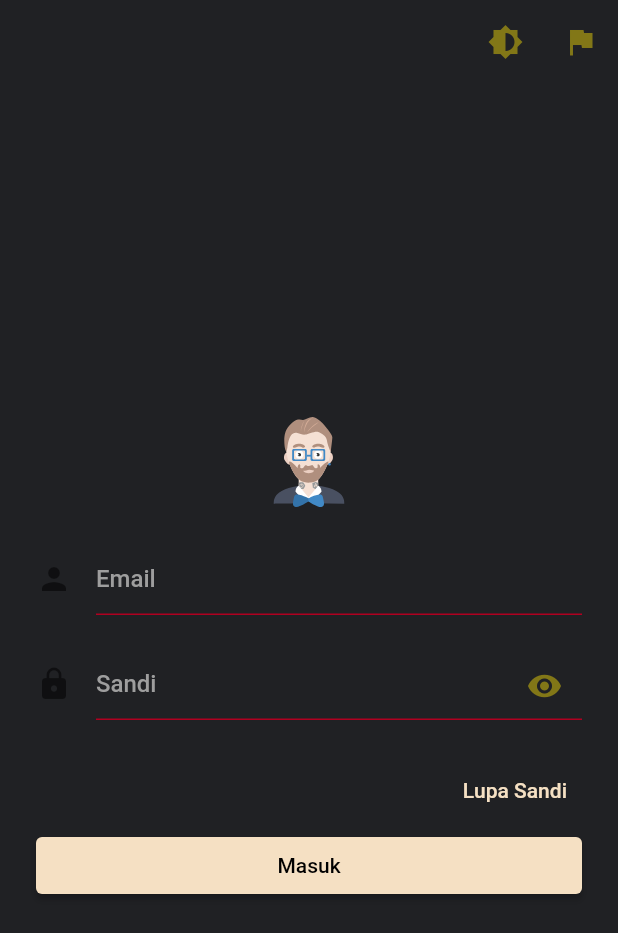
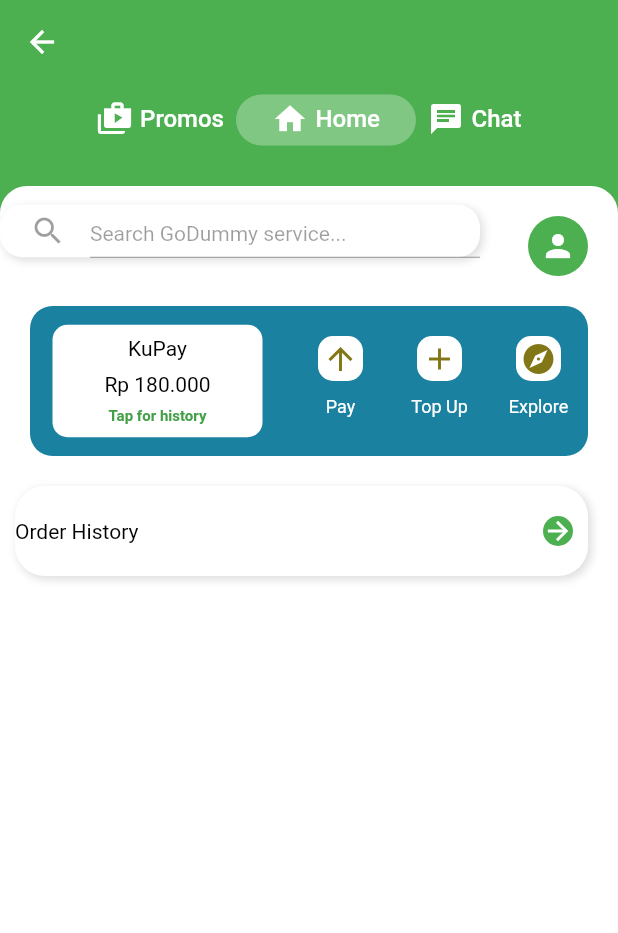
Before and after one commit to bhangun/kutilang-example, a Flutter app: the screen it shows after launch, after a tap on the "brightness 6" icon, on a phone screen of 412 x 824 dp. Shown: the top 933 px of the screen. Run offline on Flutter 3.47's test engine with Material 2 defaults, Android fonts, the phone set to English and light mode, and no system bars; our stand-ins replace another_flushbar, bloc, connectivity, dio, equatable, flutter_bloc and 5 more; missing offline and left inert: biometric_storage, f_logs, xxtea; accounts and stored records are empty; statements that could not run were skipped.

Commit message:
add sample module

```diff
--- a/lib/main.dart
+++ b/lib/main.dart
@@ -15,7 +15,6 @@
 import 'package:flutter/material.dart';
 import 'package:flutter_bloc/flutter_bloc.dart';
 import 'package:kutilang_example/bloc/app_bloc/app_state.dart';
-import 'package:logging/logging.dart';
 import 'bloc/app_bloc/app_bloc.dart';
 import 'bloc/auth_bloc/auth.dart';
 import 'bloc/locale_cubit.dart';
@@ -30,20 +29,20 @@ import 'package:flutter_localizations/flutter_localizations.dart';
 
 
 void main() {
+  // Initialized
   WidgetsFlutterBinding.ensureInitialized();
+
+  // Register all module
   ModulesRegistry();
+
+  // Register observer config
   Bloc.observer = KutBlocObserver();
 
-  Logger.root.level = Level.ALL; // defaults to Level.INFO
-  Logger.root.onRecord.listen((record) {
-    print(
-        '${record.time}-(${record.level.name}) (${record.loggerName}): ${record.message} ${record.object}');
-  });
+  // Run main app
   runApp(KutilangApp());
 }
 
 class KutilangApp extends StatelessWidget {
-  final log = Logger('main');
   @override
   Widget build(BuildContext context) {
     return MultiBlocProvider(
--- /dev/null
+++ b/lib/modules/godummy/data/dummy.dart
@@ -0,0 +1,3 @@
+var data = [
+
+];
--- /dev/null
+++ b/lib/modules/godummy/go_module.dart
@@ -0,0 +1,46 @@
+import 'package:flutter_bloc/flutter_bloc.dart';
+import 'package:kutilang_example/models/module.dart';
+import 'package:kutilang_example/services/apps_routes.dart';
+import 'package:kutilang_example/bloc/theme_cubit.dart';
+
+import '../../utils/routes.dart';
+import 'go_routes.dart';
+
+class GoModule implements Module {
+  @override
+  String? name = 'Main';
+
+  @override
+  pages() {
+    return [
+      Page(title: 'User Detail', route: GoRoutes.KoHome),
+      Page(title: 'User Form', route: GoRoutes.KojekHome),
+      Page(title: 'User Form', route: GoRoutes.KoPayHome),
+      Page(title: 'User Form', route: GoRoutes.KoSendHome),
+      Page(title: 'User Form', route: GoRoutes.KoShopHome),
+      Page(
+          title: 'User List',
+          route: GoRoutes.KoMartHome,
+          showInDrawer: true,
+          showInHome: true)
+    ];
+  }
+
+  @override
+  services() {}
+
+  @override
+  List<BlocProvider> providers() {
+    return [
+      BlocProvider(
+        create: (_) => ThemeCubit(),
+      ),
+
+    ];
+  }
+
+  @override
+  void routes() {
+    RoutesService.addRoutes(GoRoutes.routes);
+  }
+}
--- /dev/null
+++ b/lib/modules/godummy/pages/ko_home.dart
@@ -0,0 +1,258 @@
+import 'package:flutter/material.dart';
+
+class KoHome extends StatelessWidget {
+  const KoHome({Key? key}) : super(key: key);
+
+  @override
+  Widget build(BuildContext context) {
+    return DraggableScrollableSheet(
+        initialChildSize: 1.0,
+        minChildSize: 0.3,
+        maxChildSize: 1.0,
+        builder: (BuildContext context, ScrollController scrollController) {
+          return Container(
+              decoration: BoxDecoration(
+                  borderRadius: BorderRadius.only(
+                      topLeft: Radius.circular(18),
+                      topRight: Radius.circular(18)),
+                  color: Colors.white),
+              margin: EdgeInsets.only(top: 20),
+              height: 900,
+              child: SingleChildScrollView(
+                  child: ConstrainedBox(
+                      constraints: BoxConstraints(
+                        minHeight: 500,
+                      ),
+                      child: Column(
+                        mainAxisSize: MainAxisSize.min,
+                        // mainAxisAlignment: MainAxisAlignment.spaceEvenly,
+                        children: [
+                          _searchRow(),
+                          _headerRow(),
+                          _orderHistory(),
+                          //_starsOrder()
+                        ],
+                      ))));
+        });
+  }
+
+  _searchRow() {
+    return Row(
+      //mainAxisAlignment: MainAxisAlignment.spaceAround,
+      crossAxisAlignment: CrossAxisAlignment.center,
+      children: [
+        Container(
+            padding: EdgeInsets.fromLTRB(20, 0, 0, 0),
+            width: 320,
+            height: 35,
+            decoration: BoxDecoration(
+                borderRadius: BorderRadius.circular(15),
+                color: Colors.white,
+                boxShadow: [
+                  BoxShadow(
+                    color: Colors.grey[300]!,
+                    offset: Offset(
+                      2.0,
+                      2.0,
+                    ),
+                    blurRadius: 4.0,
+                    spreadRadius: 0.5,
+                  ),
+                ]),
+            child: TextField(
+              decoration: InputDecoration(
+                  enabled: false,
+                  enabledBorder: InputBorder.none,
+                  //disabledBorder: InputBorder.none,
+                  hintText: 'Search GoDummy service...',
+                  hintStyle: TextStyle(fontSize: 14),
+                  icon: Icon(Icons.search)),
+            )),
+        Spacer(),
+        Container(
+            margin: EdgeInsets.fromLTRB(0, 20, 20, 0),
+            width: 40,
+            height: 40,
+            decoration: BoxDecoration(
+              borderRadius: BorderRadius.circular(20),
+              color: Colors.green,
+            ),
+            child: Center(
+              child: IconButton(
+                  color: Colors.white,
+                  splashRadius: 10,
+                  onPressed: () => {},
+                  icon: Icon(Icons.person)),
+            ))
+      ],
+    );
+  }
+
+  _headerRow() {
+    return Flexible(
+        child: Container(
+      margin: EdgeInsets.fromLTRB(20, 20, 20, 0),
+      width: 400,
+      height: 100,
+      decoration: BoxDecoration(
+        borderRadius: BorderRadius.circular(15),
+        color: Color.fromARGB(255, 26, 129, 160),
+      ),
+      child: Row(children: [
+        Container(
+          margin: EdgeInsets.fromLTRB(15, 0, 0, 0),
+          width: 140,
+          height: 75,
+          decoration: BoxDecoration(
+            borderRadius: BorderRadius.circular(10),
+            color: Colors.white,
+          ),
+          child: Column(
+              //crossAxisAlignment: CrossAxisAlignment.start,
+              mainAxisAlignment: MainAxisAlignment.spaceEvenly,
+              children: [
+                Text('KuPay'),
+                Text('Rp 180.000'),
+                Text(
+                  'Tap for history',
+                  style: TextStyle(
+                      color: Colors.green[600],
+                      fontSize: 10,
+                      fontWeight: FontWeight.bold),
+                )
+              ]),
+        ),
+        Spacer(),
+        Padding(
+            padding: EdgeInsets.only(top: 10),
+            child: Row(children: [
+              boxBtn(Icons.arrow_upward, 'Pay'),
+              boxBtn(Icons.add, 'Top Up'),
+              boxBtn(Icons.explore, 'Explore')
+            ]))
+      ]),
+    ));
+  }
+
+  boxBtn(icon, text) {
+    return Column(children: [
+      TextButton(
+          onPressed: () => {},
+          child: Container(
+              width: 30,
+              height: 30,
+              decoration: BoxDecoration(
+                borderRadius: BorderRadius.circular(10),
+                color: Colors.white,
+              ),
+              child: Icon(icon))),
+      Text(
+        text,
+        style: TextStyle(color: Colors.white, fontSize: 12),
+      )
+    ]);
+  }
+
+  _orderHistory() {
+    return Flexible(
+        child: Container(
+      margin: EdgeInsets.fromLTRB(10, 20, 20, 20),
+      width: 400,
+      height: 60,
+      decoration: BoxDecoration(
+          borderRadius: BorderRadius.circular(20),
+          color: Colors.white,
+          boxShadow: [
+            BoxShadow(
+              color: Colors.grey[300]!,
+              offset: Offset(
+                2.0,
+                2.0,
+              ),
+              blurRadius: 4.0,
+              spreadRadius: 0.5,
+            ),
+          ]),
+      child: Row(children: [
+        Text('Order History'),
+        Spacer(),
+        Container(
+            margin: EdgeInsets.fromLTRB(15, 0, 10, 0),
+            //width: 140,
+            //height: 75,
+            decoration: BoxDecoration(
+              borderRadius: BorderRadius.circular(20),
+              color: Colors.green,
+            ),
+            child: Icon(Icons.arrow_forward, size: 20, color: Colors.white))
+      ]),
+    ));
+  }
+
+  _starsOrder() {
+    return Flexible(
+        flex: 1,
+        fit: FlexFit.loose,
+        child: Column(
+            mainAxisSize: MainAxisSize.min,
+            mainAxisAlignment: MainAxisAlignment.spaceBetween,
+            children: [
+              Text('Stars for your orders, please'),
+              /* SizedBox.expand(
+                  child:  */
+              SingleChildScrollView(
+                  child: Container(
+                      child: Row(
+                mainAxisSize: MainAxisSize.min,
+                mainAxisAlignment: MainAxisAlignment.spaceAround,
+                children: [_driver(), _driver(), _driver(), _driver()],
+              )))
+              //)
+            ]));
+  }
+
+  _driver() {
+    return Container(
+      margin: EdgeInsets.fromLTRB(10, 20, 20, 0),
+      width: 200,
+      height: 150,
+      decoration: BoxDecoration(
+          borderRadius: BorderRadius.circular(20),
+          color: Colors.white,
+          boxShadow: [
+            BoxShadow(
+              color: Colors.grey[300]!,
+              offset: Offset(
+                2.0,
+                2.0,
+              ),
+              blurRadius: 4.0,
+              spreadRadius: 0.5,
+            ),
+          ]),
+      child: Text('fulan'),
+    );
+  }
+
+  _bottomNav() {
+    return Container(
+        margin: EdgeInsets.fromLTRB(15, 0, 15, 30),
+        height: 100,
+        width: 400,
+        decoration: BoxDecoration(
+            color: Colors.white,
+            boxShadow: [
+              BoxShadow(
+                color: Colors.grey[300]!,
+                offset: Offset(
+                  2.0,
+                  2.0,
+                ),
+                blurRadius: 4.0,
+                spreadRadius: 0.5,
+              ),
+            ],
+            borderRadius: BorderRadius.circular(50)),
+        child: Text('bottom'));
+  }
+}
--- /dev/null
+++ b/lib/modules/godummy/pages/ko_main.dart
@@ -0,0 +1,58 @@
+import 'package:flutter/material.dart';
+import 'package:kutilang_example/modules/godummy/pages/ko_chat.dart';
+import 'package:kutilang_example/modules/godummy/pages/ko_home.dart';
+import 'package:kutilang_example/modules/godummy/pages/ko_promo.dart';
+import 'package:kutilang_example/modules/godummy/widgets/capsule_indicator.dart';
+
+class KoMain extends StatefulWidget {
+  KoMain({Key? key}) : super(key: key);
+
+  @override
+  _KoMainState createState() => _KoMainState();
+}
+
+class _KoMainState extends State<KoMain> with SingleTickerProviderStateMixin {
+  TabController? _tabController;
+
+  @override
+  void initState() {
+    super.initState();
+    _tabController = new TabController(vsync: this, initialIndex: 1, length: 3);
+  }
+
+  @override
+  Widget build(BuildContext context) {
+    return Scaffold(
+      backgroundColor: Colors.green,
+      appBar: AppBar(
+          elevation: 0,
+          backgroundColor: Colors.green,
+          bottom: TabBar(
+            isScrollable: true,
+            indicator: CapsuleTabIndicator(
+                indicatorHeight: 30, indicatorColor: Colors.green[300]!),
+            automaticIndicatorColorAdjustment: true,
+            controller: _tabController,
+            tabs: <Widget>[
+              _tab('Promos', Icons.shop_two),
+              _tab('Home', Icons.home),
+              _tab('Chat', Icons.chat)
+            ],
+          )),
+      body: TabBarView(
+        controller: _tabController,
+        children: <Widget>[KoPromo(), KoHome(), KoChat()],
+      ),
+    );
+  }
+
+  _tab(text, icon) {
+    return Tab(
+        icon: Row(children: [
+      Icon(icon, color: Colors.white),
+      Padding(
+          padding: EdgeInsets.only(left: 5),
+          child: Text(text, style: TextStyle(color: Colors.white)))
+    ]));
+  }
+}
--- /dev/null
+++ b/lib/modules/godummy/widgets/capsule_indicator.dart
@@ -0,0 +1,100 @@
+import 'package:flutter/material.dart';
+import 'package:flutter/widgets.dart';
+
+/// Used with [TabBar.indicator] to draw a bubble on the
+/// selected tab.
+///
+/// The [indicatorHeight] defines the bubble height.
+/// The [indicatorColor] defines the bubble color.
+/// The [indicatorRadius] defines the bubble corner radius.
+/// The [tabBarIndicatorSize] specifies the type of TabBarIndicatorSize i.e label or tab.
+/// /// The selected tab bubble is inset from the tab's boundary by [insets] when [tabBarIndicatorSize] is tab.
+/// The selected tab bubble is applied padding by [padding] when [tabBarIndicatorSize] is label.
+class CapsuleTabIndicator extends Decoration {
+  final double indicatorHeight;
+  final Color indicatorColor;
+  final double indicatorRadius;
+  final EdgeInsetsGeometry padding;
+  final EdgeInsetsGeometry insets;
+  final TabBarIndicatorSize tabBarIndicatorSize;
+
+  const CapsuleTabIndicator({
+    this.indicatorHeight: 20.0,
+    this.indicatorColor: Colors.greenAccent,
+    this.indicatorRadius: 100.0,
+    this.tabBarIndicatorSize = TabBarIndicatorSize.label,
+    this.padding: const EdgeInsets.symmetric(vertical: 2.0, horizontal: 8.0),
+    this.insets: const EdgeInsets.symmetric(horizontal: 5.0),
+  });
+
+  @override
+  Decoration? lerpFrom(Decoration? a, double t) {
+    if (a is CapsuleTabIndicator) {
+      return new CapsuleTabIndicator(
+        padding: EdgeInsetsGeometry.lerp(a.padding, padding, t)!,
+        insets: EdgeInsetsGeometry.lerp(a.insets, insets, t)!,
+      );
+    }
+    return super.lerpFrom(a, t);
+  }
+
+  @override
+  Decoration? lerpTo(Decoration? b, double t) {
+    if (b is CapsuleTabIndicator) {
+      return new CapsuleTabIndicator(
+        padding: EdgeInsetsGeometry.lerp(padding, b.padding, t)!,
+        insets: EdgeInsetsGeometry.lerp(insets, b.insets, t)!,
+      );
+    }
+    return super.lerpTo(b, t);
+  }
+
+  @override
+  _BubblePainter createBoxPainter([VoidCallback? onChanged]) {
+    return new _BubblePainter(this, onChanged);
+  }
+}
+
+class _BubblePainter extends BoxPainter {
+  _BubblePainter(this.decoration, VoidCallback? onChanged) : super(onChanged);
+
+  final CapsuleTabIndicator decoration;
+
+  double get indicatorHeight => decoration.indicatorHeight;
+  Color get indicatorColor => decoration.indicatorColor;
+  double get indicatorRadius => decoration.indicatorRadius;
+  EdgeInsetsGeometry get padding => decoration.padding;
+  EdgeInsetsGeometry get insets => decoration.insets;
+  TabBarIndicatorSize get tabBarIndicatorSize => decoration.tabBarIndicatorSize;
+
+  Rect _indicatorRectFor(Rect rect, TextDirection textDirection) {
+    Rect indicator = padding.resolve(textDirection).inflateRect(rect);
+
+    if (tabBarIndicatorSize == TabBarIndicatorSize.tab) {
+      indicator = insets.resolve(textDirection).deflateRect(rect);
+    }
+
+    return new Rect.fromLTWH(
+      indicator.left,
+      indicator.top,
+      indicator.width,
+      indicator.height,
+    );
+  }
+
+  @override
+  void paint(Canvas canvas, Offset offset, ImageConfiguration configuration) {
+    assert(configuration.size != null);
+    final Rect rect = Offset(
+            offset.dx, (configuration.size!.height / 2) - indicatorHeight / 2) &
+        Size(configuration.size!.width, indicatorHeight);
+    final TextDirection textDirection = configuration.textDirection!;
+    final Rect indicator = _indicatorRectFor(rect, textDirection);
+    final Paint paint = Paint();
+    paint.color = indicatorColor;
+    paint.style = PaintingStyle.fill;
+    canvas.drawRRect(
+        RRect.fromRectAndRadius(indicator, Radius.circular(indicatorRadius)),
+        paint);
+  }
+}
--- a/lib/modules/register_modules.dart
+++ b/lib/modules/register_modules.dart
@@ -1,10 +1,12 @@
 import 'package:kutilang_example/models/module.dart';
+import 'package:kutilang_example/modules/godummy/go_module.dart';
 import 'main_module.dart';
 // kutilang-needle-import-module -- don't remove this line
 
 List<Module> registerModules(){
   return [
     MainModule(),
+    GoModule(),
     // kutilang-needle-add-module -- don't remove this line
   ];
 }
--- a/lib/observer.dart
+++ b/lib/observer.dart
@@ -3,8 +3,6 @@ import 'package:flutter_bloc/flutter_bloc.dart';
 import 'dart:io' show Platform;
 
 class KutBlocObserver extends BlocObserver {
-//final log = Logger('AuthBloc');
-
   checkPlatform() {
     if (Platform.isAndroid) {
       // Android-specific code
--- a/lib/pages/login.dart
+++ b/lib/pages/login.dart
@@ -13,6 +13,7 @@ import 'package:kutilang_example/generated/i18n.dart';
 import 'package:kutilang_example/generated/localization.dart';
 import 'package:kutilang_example/layout/mobile.dart';
 import 'package:kutilang_example/bloc/theme_cubit.dart';
+import 'package:kutilang_example/modules/godummy/go_routes.dart';
 import 'package:kutilang_example/services/apps_routes.dart';
 import 'package:kutilang_example/services/navigation.dart';
 
@@ -81,6 +82,11 @@ class _Loginpagestate extends State<LoginScreen> {
                 backgroundColor: Theme.of(context).scaffoldBackgroundColor,
                 elevation: 0,
                 actions: [
+                  IconButton(
+                    color: Theme.of(context).buttonColor,
+                    icon: Icon(Icons.brightness_6),
+                    onPressed: () => NavigationServices.navigateTo(GoRoutes.KoHome),
+                  ),
                   IconButton(
                     color: Theme.of(context).buttonColor,
                     icon: Icon(Icons.brightness_6),
```
Also changed, not shown: lib/modules/godummy/go_routes.dart (added, +28 -0 lines), lib/modules/godummy/pages/ko_chat.dart (added, +12 -0 lines), lib/modules/godummy/pages/ko_promo.dart (added, +12 -0 lines), lib/modules/godummy/pages/kojek_home.dart (added, +12 -0 lines), lib/modules/godummy/pages/komart_home.dart (added, +12 -0 lines), lib/modules/godummy/pages/kopay_home.dart (added, +12 -0 lines), lib/modules/godummy/pages/kosend_home.dart (added, +12 -0 lines), lib/modules/godummy/pages/koshop_home.dart (added, +12 -0 lines), 1 other file.
